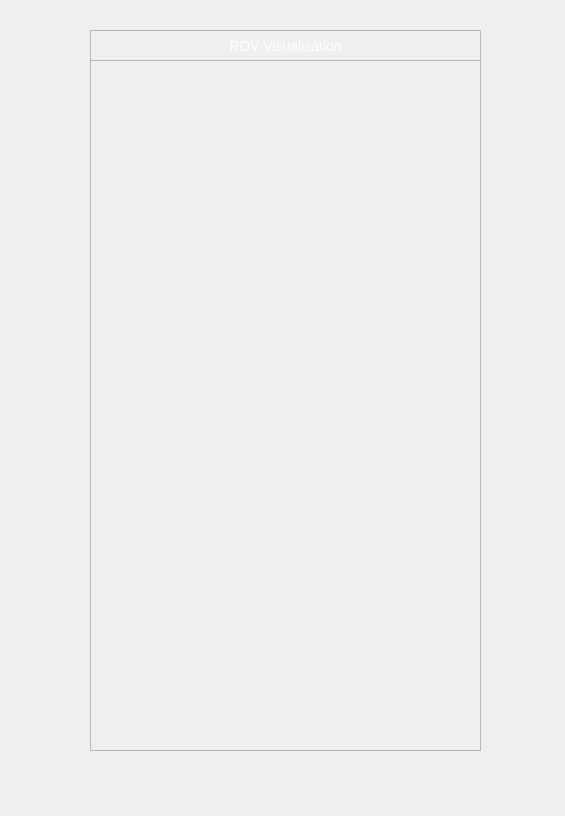
First picture: the form in configuration_section_widgets/rov_visualisation.ui, repository itumtalaiteam/Denizalti, before the edit.
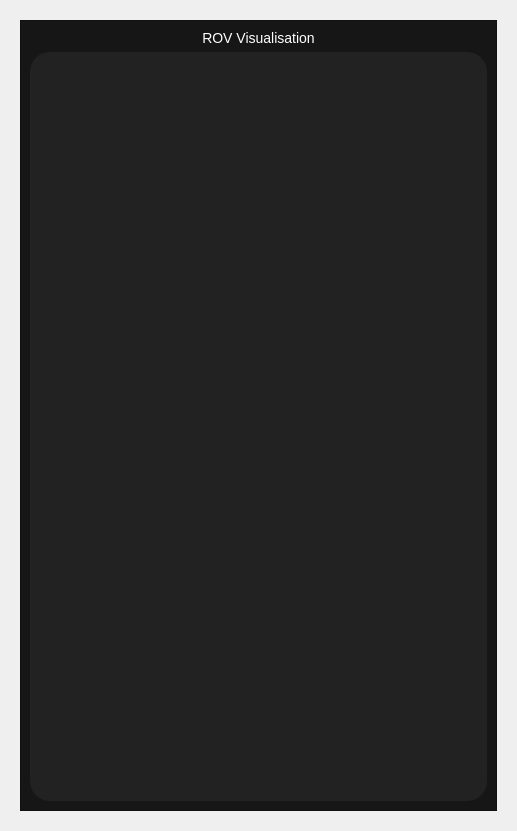
Second picture: the form after the edit. Icons and pictures are not drawn.

```diff
--- a/configuration_section_widgets/rov_visualisation.ui
+++ b/configuration_section_widgets/rov_visualisation.ui
@@ -6,33 +6,21 @@
    <rect>
     <x>0</x>
     <y>0</y>
-    <width>565</width>
-    <height>816</height>
+    <width>517</width>
+    <height>831</height>
    </rect>
   </property>
   <property name="windowTitle">
    <string>Form</string>
   </property>
+  <layout class="QVBoxLayout" name="verticalLayout_3">
+   <item>
   <widget class="QWidget" name="config_rov_visualisation_widget" native="true">
-   <property name="geometry">
-    <rect>
-     <x>90</x>
-     <y>30</y>
-     <width>391</width>
-     <height>721</height>
-    </rect>
-   </property>
+     <layout class="QVBoxLayout" name="verticalLayout_2">
+      <item>
    <widget class="QFrame" name="config_rov_visualisation">
-    <property name="geometry">
-     <rect>
-      <x>0</x>
-      <y>0</y>
-      <width>391</width>
-      <height>721</height>
-     </rect>
-    </property>
     <property name="styleSheet">
-     <string notr="true">QFrame#config_com_config{
+         <string notr="true">QFrame#config_rov_visualisation{
 background-color:	rgba(22,22,22,255);
 }</string>
     </property>
@@ -42,14 +30,14 @@
     <property name="frameShadow">
      <enum>QFrame::Raised</enum>
     </property>
+        <layout class="QVBoxLayout" name="verticalLayout">
+         <item>
     <widget class="QLabel" name="config_label_rov_visualisation">
-     <property name="geometry">
-      <rect>
-       <x>100</x>
-       <y>0</y>
-       <width>191</width>
-       <height>31</height>
-      </rect>
+           <property name="sizePolicy">
+            <sizepolicy hsizetype="Preferred" vsizetype="Fixed">
+             <horstretch>0</horstretch>
+             <verstretch>0</verstretch>
+            </sizepolicy>
      </property>
      <property name="styleSheet">
       <string notr="true">color:White;
@@ -62,17 +50,11 @@
       <set>Qt::AlignCenter</set>
      </property>
     </widget>
+         </item>
+         <item>
     <widget class="QFrame" name="config_frame_rov_visualisation">
-     <property name="geometry">
-      <rect>
-       <x>0</x>
-       <y>30</y>
-       <width>391</width>
-       <height>691</height>
-      </rect>
-     </property>
      <property name="styleSheet">
-      <string notr="true">QFrame#config_frame_com_config {
+            <string notr="true">QFrame#config_frame_rov_visualisation {
 background-color: rgba(34,34,34,255);
 border-radius: 20px;
 }
@@ -162,8 +144,14 @@
       <enum>QFrame::Raised</enum>
      </property>
     </widget>
-   </widget>
-  </widget>
+         </item>
+        </layout>
+       </widget>
+      </item>
+     </layout>
+    </widget>
+   </item>
+  </layout>
  </widget>
  <resources/>
  <connections/>
```
Lines whose indentation alone changed are shown as unchanged.
